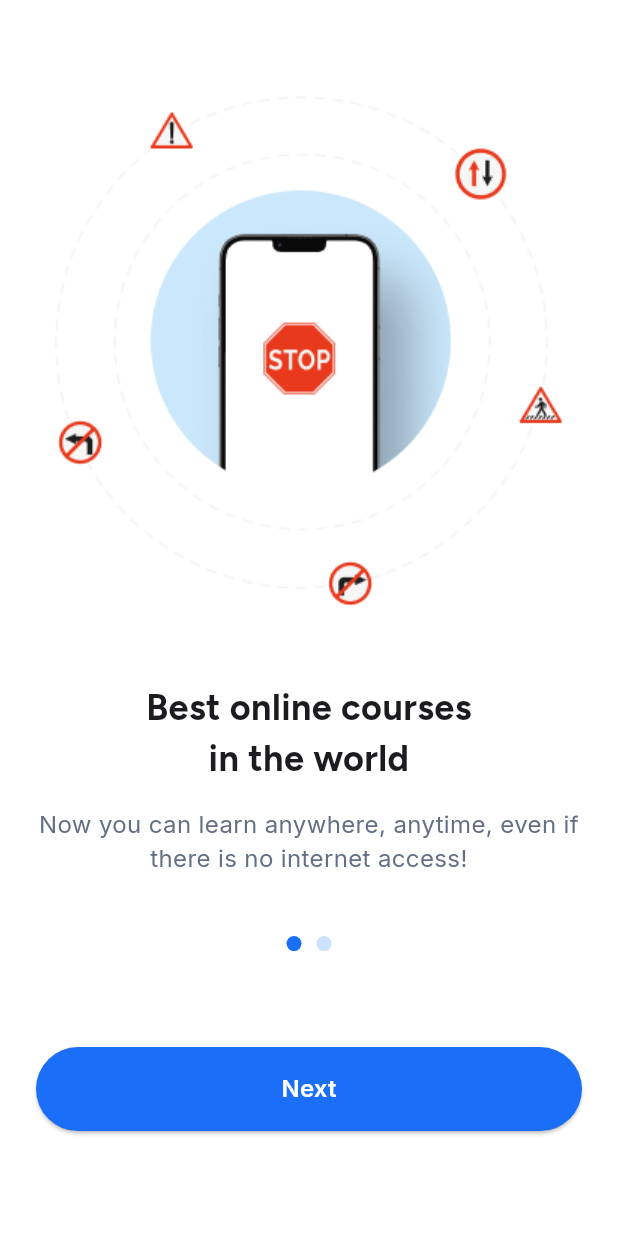
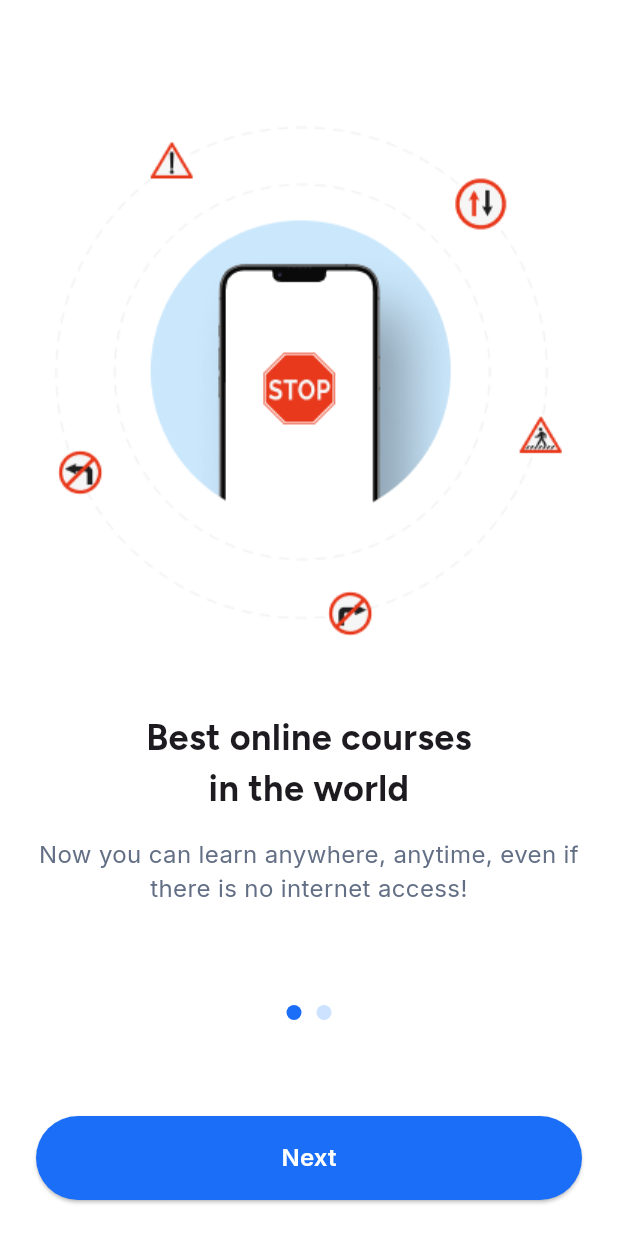
Before and after one commit to shahriarnur03/DrivePrep, a Flutter app: the screen it shows after launch, on a phone screen of 412 x 824 dp. Run offline on Flutter 3.47's test engine with Material 3 defaults, Android fonts, the phone set to English and light mode, and no system bars; our stand-ins replace flutter_spinkit, flutter_svg, geolocator, get, google_fonts.

Commit message:
Add signup success popup and improve onboarding UI

```diff
--- a/lib/features/onboarding/screens/onboarding_screen.dart
+++ b/lib/features/onboarding/screens/onboarding_screen.dart
@@ -14,14 +14,56 @@ class OnboardingScreen extends StatelessWidget {
 
     return Scaffold(
       body: SafeArea(
+        child: Column(
+          children: [
+            Expanded(
               child: PageView.builder(
                 controller: controller.pageController,
                 itemCount: controller.onboardingPages.length,
                 itemBuilder: (context, index) {
                   final OnboardingItem item = controller.onboardingPages[index];
-            return OnboardingPageContent(item: item, controller: controller);
+                  return OnboardingPageContent(item: item);
                 },
               ),
+            ),
+            Obx(
+              () => Row(
+                mainAxisAlignment: MainAxisAlignment.center,
+                children: List.generate(
+                  controller.onboardingPages.length,
+                  (index) => buildDot(index, controller.currentPage.value),
+                ),
+              ),
+            ),
+            const SizedBox(height: 40),
+            Obx(
+              () => Padding(
+                padding: const EdgeInsets.all(24),
+                child: PrimaryButton(
+                  text: controller.currentPage.value ==
+                          controller.onboardingPages.length - 1
+                      ? 'Get Started'
+                      : 'Next',
+                  onPressed: () => controller.nextPage(),
+                ),
+              ),
+            ),
+          ],
+        ),
+      ),
+    );
+  }
+
+  Widget buildDot(int index, int currentPage) {
+    return Container(
+      height: 10,
+      width: 10,
+      margin: const EdgeInsets.symmetric(horizontal: 5),
+      decoration: BoxDecoration(
+        color: currentPage == index
+            ? const Color(0xFF1B6EF7)
+            : const Color(0xFFCCE2FF),
+        borderRadius: BorderRadius.circular(5),
       ),
     );
   }
@@ -29,13 +71,8 @@ class OnboardingScreen extends StatelessWidget {
 
 class OnboardingPageContent extends StatelessWidget {
   final OnboardingItem item;
-  final OnboardingController controller;
 
-  const OnboardingPageContent({
-    super.key,
-    required this.item,
-    required this.controller,
-  });
+  const OnboardingPageContent({super.key, required this.item});
 
   @override
   Widget build(BuildContext context) {
@@ -62,45 +99,7 @@ class OnboardingPageContent extends StatelessWidget {
           ),
           textAlign: TextAlign.center,
         ),
-        const SizedBox(height: 40),
-        Obx(
-          () => Row(
-            mainAxisAlignment: MainAxisAlignment.center,
-            children: List.generate(
-              controller.onboardingPages.length,
-              (index) => buildDot(index, controller.currentPage.value),
-            ),
-          ),
-        ),
-        const SizedBox(height: 40),
-        Obx(
-          () => Padding(
-            padding: const EdgeInsets.all(24),
-            child: PrimaryButton(
-              text:
-                  controller.currentPage.value ==
-                      controller.onboardingPages.length - 1
-                  ? 'Get Started'
-                  : 'Next',
-              onPressed: () => controller.nextPage(),
-            ),
-          ),
-        ),
       ],
     );
   }
-
-  Widget buildDot(int index, int currentPage) {
-    return Container(
-      height: 10,
-      width: 10,
-      margin: const EdgeInsets.symmetric(horizontal: 5),
-      decoration: BoxDecoration(
-        color: currentPage == index
-            ? const Color(0xFF1B6EF7)
-            : const Color(0xFFCCE2FF),
-        borderRadius: BorderRadius.circular(5),
-      ),
-    );
 }
-}
```
Also changed, not shown: lib/features/auth/controllers/signup_controller.dart (+5 -7 lines), lib/features/auth/screens/signup/signup_screen.dart (+11 -1 lines), lib/features/auth/widgets/signup_success_popup.dart (added, +64 -0 lines), assets/images/popup_success_page.png (added), assets/images/reg_success.png (added). Lines whose indentation alone changed are shown as unchanged.
